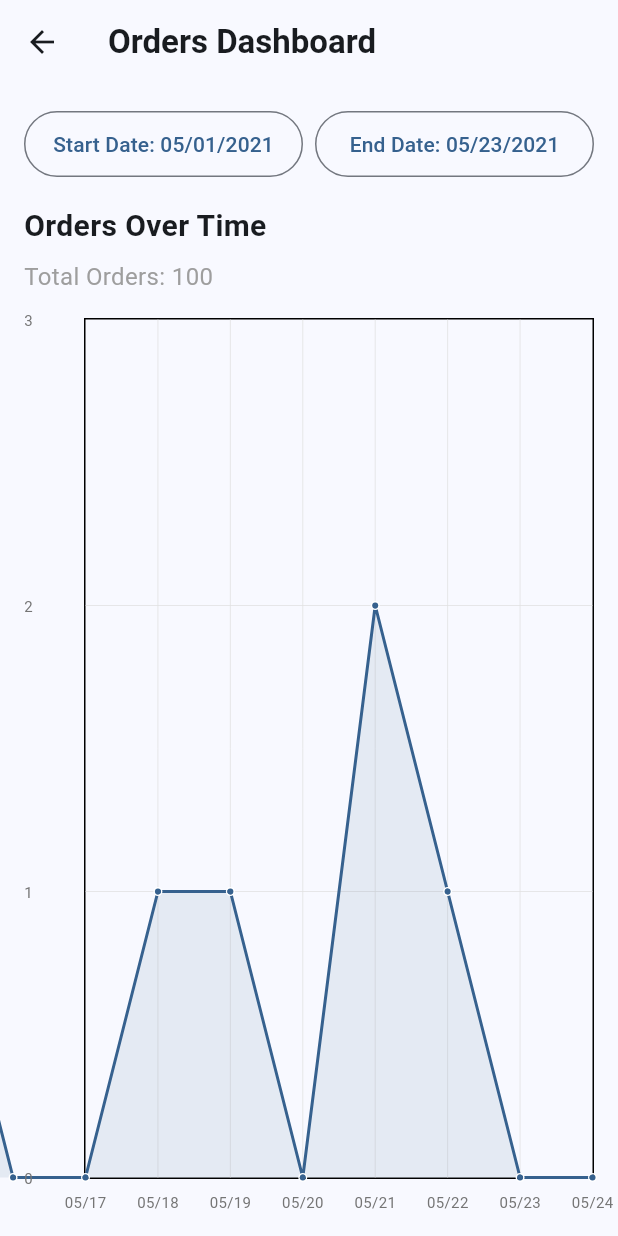
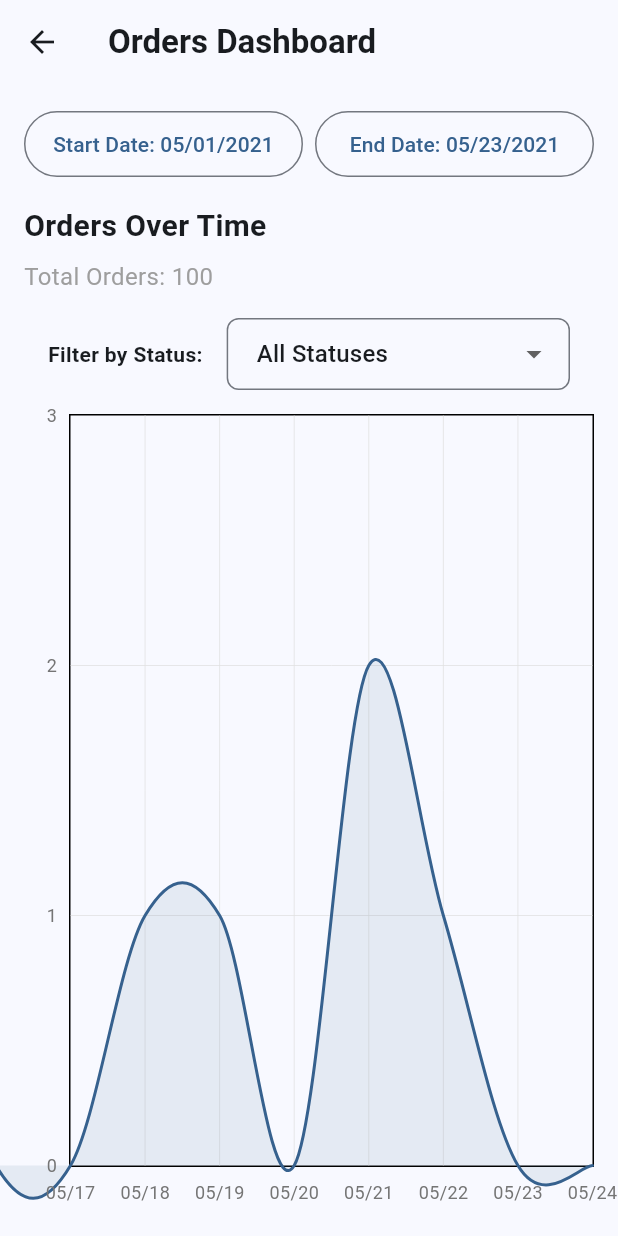
Before and after one commit to TopiaAmr/orders_list_example, a Flutter app: the GraphScreen screen opened by its route, on a phone screen of 412 x 824 dp. Run offline on Flutter 3.47's test engine with Material 3 defaults, Android fonts, the phone set to English and light mode, and no system bars; drawn by our look-alikes of fl_chart; our stand-ins replace equatable, flutter_bloc, get_it.

Commit message:
adding filter by status in graph screen

```diff
--- a/lib/src/features/orders/domain/helpers/orders_graph_helper.dart
+++ b/lib/src/features/orders/domain/helpers/orders_graph_helper.dart
@@ -2,11 +2,11 @@ import 'package:fl_chart/fl_chart.dart';
 import '../entities/order.dart';
 
 class OrdersGraphHelper {
-  static List<FlSpot> createDataPoints(
-    List<Order> orders, {
-    required DateTime startDate,
-    required DateTime endDate,
-  }) {
+  static List<FlSpot> createGraphPoints(
+    List<Order> orders,
+    DateTime startDate,
+    DateTime endDate,
+  ) {
     if (orders.isEmpty) return [];
 
     // Pre-calculate date bounds to avoid repeated calculations
@@ -35,4 +35,18 @@ class OrdersGraphHelper {
       return FlSpot(timestamp.toDouble(), countsByIndex[index].toDouble());
     });
   }
+
+  static double calculateAveragePrice(List<Order> orders) {
+    if (orders.isEmpty) return 0;
+
+    double totalPrice = 0;
+    for (final order in orders) {
+      totalPrice += order.price;
+    }
+    return totalPrice / orders.length;
+  }
+
+  static int calculateReturnsCount(List<Order> orders) {
+    return orders.where((order) => !order.isActive).length;
+  }
 }
--- a/lib/src/features/orders/presentation/bloc/orders_bloc.dart
+++ b/lib/src/features/orders/presentation/bloc/orders_bloc.dart
@@ -13,23 +13,28 @@ class OrdersBloc extends Bloc<OrdersEvent, OrdersState> {
     on<LoadOrders>((event, emit) async {
       emit(OrdersLoading());
       try {
-        final orders = await getOrders();
+        final allOrders = await getOrders();
+
+        // Filter orders by status if specified
+        final filteredOrders = event.status != null
+            ? allOrders.where((order) => order.status == event.status).toList()
+            : allOrders;
 
         // Use compute for heavy calculations
         final averagePrice = await compute(
           (List<dynamic> params) {
             final orders = params[0] as List<Order>;
-            return orders.fold<double>(0, (sum, order) => sum + order.price) / orders.length;
+            return OrdersGraphHelper.calculateAveragePrice(orders);
           },
-          [orders],
+          [filteredOrders],
         );
 
         final returnsCount = await compute(
           (List<dynamic> params) {
             final orders = params[0] as List<Order>;
-            return orders.where((order) => !order.isActive).length;
+            return OrdersGraphHelper.calculateReturnsCount(orders);
           },
-          [orders],
+          [filteredOrders],
         );
 
         // Create graph points in a separate isolate
@@ -38,23 +43,24 @@ class OrdersBloc extends Bloc<OrdersEvent, OrdersState> {
             final orders = params[0] as List<Order>;
             final startDate = params[1] as DateTime;
             final endDate = params[2] as DateTime;
-            return OrdersGraphHelper.createDataPoints(
+            return OrdersGraphHelper.createGraphPoints(
               orders,
-              startDate: startDate,
-              endDate: endDate,
+              startDate,
+              endDate,
             );
           },
           [
-            orders,
+            filteredOrders,
             event.startDate ?? DateTime.now().subtract(const Duration(days: 30)),
             event.endDate ?? DateTime.now(),
           ],
         );
 
         emit(OrdersLoaded(
-          orders: orders,
+          orders: filteredOrders,
+          allOrders: allOrders,
           averagePrice: averagePrice,
-          totalCount: orders.length,
+          totalCount: filteredOrders.length,
           returnsCount: returnsCount,
           graphSpots: graphSpots,
         ));
--- a/lib/src/features/orders/presentation/bloc/orders_event.dart
+++ b/lib/src/features/orders/presentation/bloc/orders_event.dart
@@ -8,12 +8,14 @@ abstract class OrdersEvent extends Equatable {
 class LoadOrders extends OrdersEvent {
   final DateTime? startDate;
   final DateTime? endDate;
+  final String? status;
 
   LoadOrders({
     this.startDate,
     this.endDate,
+    this.status,
   });
 
   @override
-  List<Object?> get props => [startDate, endDate];
+  List<Object?> get props => [startDate, endDate, status];
 }
--- a/lib/src/features/orders/presentation/bloc/orders_state.dart
+++ b/lib/src/features/orders/presentation/bloc/orders_state.dart
@@ -13,6 +13,7 @@ class OrdersLoading extends OrdersState {}
 
 class OrdersLoaded extends OrdersState {
   final List<Order> orders;
+  final List<Order> allOrders;
   final double averagePrice;
   final int totalCount;
   final int returnsCount;
@@ -21,6 +22,7 @@ class OrdersLoaded extends OrdersState {
 
   OrdersLoaded({
     required this.orders,
+    required this.allOrders,
     required this.averagePrice,
     required this.totalCount,
     required this.returnsCount,
@@ -28,7 +30,7 @@ class OrdersLoaded extends OrdersState {
   }) : activeOrdersCount = orders.where((order) => order.isActive).length;
 
   @override
-  List<Object> get props => [orders, averagePrice, totalCount, returnsCount, graphSpots, activeOrdersCount];
+  List<Object> get props => [orders, allOrders, averagePrice, totalCount, returnsCount, graphSpots, activeOrdersCount];
 }
 
 class OrdersError extends OrdersState {
--- a/lib/src/features/orders/presentation/screens/graph_screen.dart
+++ b/lib/src/features/orders/presentation/screens/graph_screen.dart
@@ -16,6 +16,7 @@ class GraphScreen extends StatefulWidget {
 class _GraphScreenState extends State<GraphScreen> {
   DateTime _startDate = DateTime(2021, 5, 1);
   DateTime _endDate = DateTime(2021, 5, 23);
+  String? _selectedStatus;
 
   @override
   void initState() {
@@ -27,6 +28,7 @@ class _GraphScreenState extends State<GraphScreen> {
     context.read<OrdersBloc>().add(LoadOrders(
       startDate: _startDate,
       endDate: _endDate,
+      status: _selectedStatus,
     ));
   }
 
@@ -49,17 +51,24 @@ class _GraphScreenState extends State<GraphScreen> {
     }
   }
 
+  void _onStatusChanged(String? status) {
+    setState(() {
+      _selectedStatus = status;
+    });
+    _loadOrders();
+  }
+
   @override
   Widget build(BuildContext context) {
-    return BlocBuilder<OrdersBloc, OrdersState>(
-      builder: (context, state) {
     return Scaffold(
       appBar: AppBar(
         title: const Text('Orders Dashboard',
             style: TextStyle(fontWeight: FontWeight.bold)),
         elevation: 0,
       ),
-          body: Padding(
+      body: BlocBuilder<OrdersBloc, OrdersState>(
+        builder: (context, state) {
+          return Padding(
             padding: const EdgeInsets.all(16.0),
             child: Column(
               crossAxisAlignment: CrossAxisAlignment.start,
@@ -87,9 +96,9 @@ class _GraphScreenState extends State<GraphScreen> {
                 _buildContent(context, state),
               ],
             ),
-          ),
           );
         },
+      ),
     );
   }
 
@@ -145,6 +154,12 @@ class _GraphScreenState extends State<GraphScreen> {
               child: OrdersGraph(
                 spots: state.graphSpots,
                 primaryColor: Theme.of(context).primaryColor,
+                availableStatuses: state.allOrders
+                    .map((order) => order.status)
+                    .toSet()
+                    .toList(),
+                selectedStatus: _selectedStatus,
+                onStatusChanged: _onStatusChanged,
               ),
             ),
           ],
@@ -172,6 +187,7 @@ class _GraphScreenState extends State<GraphScreen> {
                   context.read<OrdersBloc>().add(LoadOrders(
                     startDate: _startDate,
                     endDate: _endDate,
+                    status: _selectedStatus,
                   ));
                 },
                 child: const Text('Retry'),
--- a/lib/src/features/orders/presentation/widgets/orders_graph.dart
+++ b/lib/src/features/orders/presentation/widgets/orders_graph.dart
@@ -5,11 +5,17 @@ import 'package:intl/intl.dart';
 class OrdersGraph extends StatefulWidget {
   final List<FlSpot> spots;
   final Color primaryColor;
+  final List<String> availableStatuses;
+  final Function(String?) onStatusChanged;
+  final String? selectedStatus;
 
   const OrdersGraph({
     super.key,
     required this.spots,
     required this.primaryColor,
+    required this.availableStatuses,
+    required this.onStatusChanged,
+    this.selectedStatus,
   });
 
   @override
@@ -46,17 +52,6 @@ class _OrdersGraphState extends State<OrdersGraph> {
     _currentPosition = _maxX - _viewportSize; // Start at the end
   }
 
-  List<FlSpot> _getVisibleSpots() {
-    if (widget.spots.isEmpty) return [];
-
-    final visibleStart = _currentPosition;
-    final visibleEnd = _currentPosition + _viewportSize;
-
-    return widget.spots.where((spot) =>
-      spot.x >= visibleStart && spot.x <= visibleEnd
-    ).toList();
-  }
-
   void _onHorizontalDragUpdate(DragUpdateDetails details) {
     setState(() {
       final newPosition = _currentPosition - details.primaryDelta! * 86400000.0 / 100;
@@ -67,17 +62,29 @@ class _OrdersGraphState extends State<OrdersGraph> {
   @override
   Widget build(BuildContext context) {
     if (widget.spots.isEmpty) {
-      return const Center(
-        child: Text(
-          'No data available for graph',
+      return Center(
+        child: Column(
+          mainAxisAlignment: MainAxisAlignment.center,
+          children: [
+            _buildStatusFilter(),
+            const SizedBox(height: 16),
+            const Text(
+              'No data available for selected status',
               style: TextStyle(color: Colors.grey),
+            ),
+          ],
         ),
       );
     }
 
     final maxY = widget.spots.map((spot) => spot.y).reduce((a, b) => a > b ? a : b) + 1;
 
-    return GestureDetector(
+    return Column(
+      children: [
+        _buildStatusFilter(),
+        const SizedBox(height: 16),
+        Expanded(
+          child: GestureDetector(
             onHorizontalDragUpdate: _onHorizontalDragUpdate,
             child: LineChart(
               LineChartData(
@@ -108,16 +115,17 @@ class _OrdersGraphState extends State<OrdersGraph> {
                   bottomTitles: AxisTitles(
                     sideTitles: SideTitles(
                       showTitles: true,
-                interval: 86400000, // 1 day in milliseconds
+                      reservedSize: 30,
+                      interval: 86400000,
                       getTitlesWidget: (value, meta) {
                         final date = DateTime.fromMillisecondsSinceEpoch(value.toInt());
-                  return Padding(
-                    padding: const EdgeInsets.only(top: 8.0),
+                        return SideTitleWidget(
+                          axisSide: meta.axisSide,
                           child: Text(
                             DateFormat('MM/dd').format(date),
                             style: TextStyle(
                               color: Colors.grey[600],
-                        fontSize: 10,
+                              fontSize: 12,
                             ),
                           ),
                         );
@@ -127,43 +135,37 @@ class _OrdersGraphState extends State<OrdersGraph> {
                   leftTitles: AxisTitles(
                     sideTitles: SideTitles(
                       showTitles: true,
+                      reservedSize: 30,
                       interval: 1,
-                reservedSize: 40,
                       getTitlesWidget: (value, meta) {
-                  return Text(
+                        return SideTitleWidget(
+                          axisSide: meta.axisSide,
+                          child: Text(
                             value.toInt().toString(),
                             style: TextStyle(
                               color: Colors.grey[600],
-                      fontSize: 10,
+                              fontSize: 12,
+                            ),
                           ),
                         );
                       },
                     ),
                   ),
-            topTitles: const AxisTitles(
+                  rightTitles: const AxisTitles(
                     sideTitles: SideTitles(showTitles: false),
                   ),
-            rightTitles: const AxisTitles(
+                  topTitles: const AxisTitles(
                     sideTitles: SideTitles(showTitles: false),
                   ),
                 ),
                 lineBarsData: [
                   LineChartBarData(
-              spots: widget.spots, // Use all spots for smooth scrolling
-              isCurved: false, // Disable curve for better performance
+                    spots: widget.spots,
+                    isCurved: true,
                     color: widget.primaryColor,
                     barWidth: 2,
-              dotData: FlDotData(
-                show: true,
-                getDotPainter: (spot, percent, barData, index) {
-                  return FlDotCirclePainter(
-                    radius: 2,
-                    color: widget.primaryColor,
-                    strokeWidth: 1,
-                    strokeColor: Colors.white,
-                  );
-                },
-              ),
+                    isStrokeCapRound: true,
+                    dotData: const FlDotData(show: false),
                     belowBarData: BarAreaData(
                       show: true,
                       color: widget.primaryColor.withOpacity(0.1),
@@ -171,15 +173,35 @@ class _OrdersGraphState extends State<OrdersGraph> {
                   ),
                 ],
                 lineTouchData: LineTouchData(
-            enabled: true,
                   touchTooltipData: LineTouchTooltipData(
                     tooltipBgColor: Colors.blueGrey,
                     getTooltipItems: (touchedSpots) {
                       return touchedSpots.map((LineBarSpot touchedSpot) {
-                  final date = DateTime.fromMillisecondsSinceEpoch(touchedSpot.x.toInt());
+                        final date = DateTime.fromMillisecondsSinceEpoch(
+                          touchedSpot.x.toInt(),
+                        );
                         return LineTooltipItem(
-                    '${DateFormat('MM/dd/yyyy').format(date)}\n${touchedSpot.y.toInt()} orders',
-                    const TextStyle(color: Colors.white),
+                          '${DateFormat('MM/dd/yyyy').format(date)}\n',
+                          const TextStyle(
+                            color: Colors.white,
+                            fontWeight: FontWeight.bold,
+                          ),
+                          children: [
+                            TextSpan(
+                              text: touchedSpot.y.toInt().toString(),
+                              style: TextStyle(
+                                color: widget.primaryColor,
+                                fontWeight: FontWeight.bold,
+                              ),
+                            ),
+                            const TextSpan(
+                              text: ' orders',
+                              style: TextStyle(
+                                color: Colors.white,
+                                fontWeight: FontWeight.normal,
+                              ),
+                            ),
+                          ],
                         );
                       }).toList();
                     },
@@ -187,6 +209,48 @@ class _OrdersGraphState extends State<OrdersGraph> {
                 ),
               ),
             ),
+          ),
+        ),
+      ],
+    );
+  }
+
+  Widget _buildStatusFilter() {
+    return Container(
+      padding: const EdgeInsets.symmetric(horizontal: 16),
+      child: Row(
+        children: [
+          const Text(
+            'Filter by Status:',
+            style: TextStyle(
+              fontWeight: FontWeight.bold,
+            ),
+          ),
+          const SizedBox(width: 16),
+          Expanded(
+            child: DropdownButtonFormField<String>(
+              value: widget.selectedStatus,
+              decoration: InputDecoration(
+                contentPadding: const EdgeInsets.symmetric(horizontal: 16, vertical: 8),
+                border: OutlineInputBorder(
+                  borderRadius: BorderRadius.circular(8),
+                ),
+              ),
+              items: [
+                const DropdownMenuItem(
+                  value: null,
+                  child: Text('All Statuses'),
+                ),
+                ...widget.availableStatuses.map((status) => DropdownMenuItem(
+                  value: status,
+                  child: Text(status),
+                )),
+              ],
+              onChanged: widget.onStatusChanged,
+            ),
+          ),
+        ],
+      ),
     );
   }
 }
```
Lines whose indentation alone changed are shown as unchanged.
